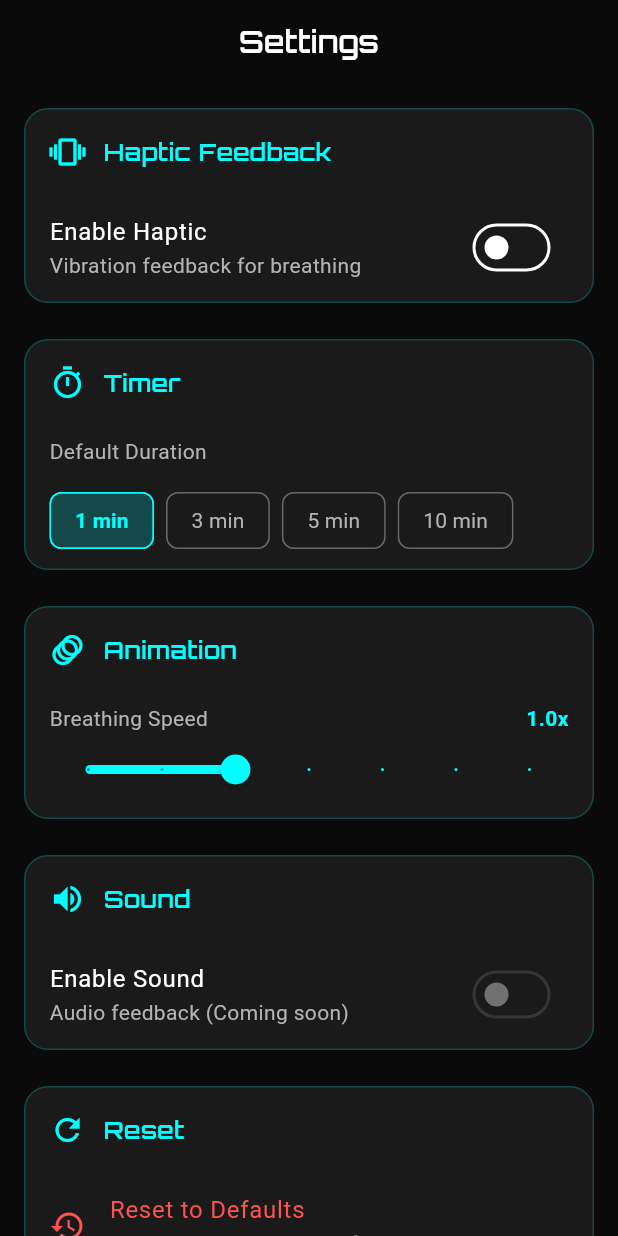
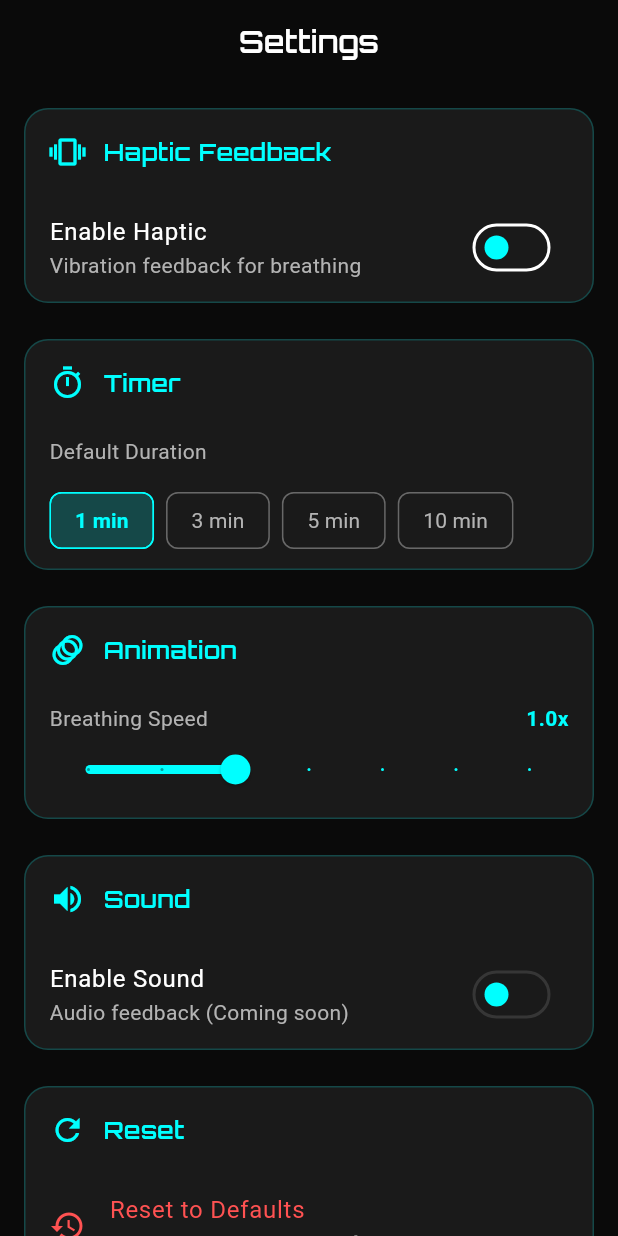
Before and after one commit to leoin2012/resonate, a Flutter app: the SettingsScreen screen opened by its route, after a tap on "Enable Haptic", on a phone screen of 412 x 824 dp. Run offline on Flutter 3.47's test engine with Material 3 defaults, Android fonts, the phone set to English and light mode, and no system bars; our stand-ins replace flutter_riverpod, go_router, google_fonts, shared_preferences; missing offline and left inert: haptic_feedback; accounts and stored records are empty.

Commit message:
调通ios模拟器

```diff
--- a/lib/src/core/theme/app_theme.dart
+++ b/lib/src/core/theme/app_theme.dart
@@ -99,7 +99,7 @@ class AppTheme {
       ),
 
       // Card theme
-      cardTheme: CardThemeData(
+      cardTheme: CardTheme(
         color: AppColors.surface,
         elevation: 0,
         shape: RoundedRectangleBorder(
--- a/lib/src/features/home/presentation/breathing_circle_painter.dart
+++ b/lib/src/features/home/presentation/breathing_circle_painter.dart
@@ -38,7 +38,7 @@ class BreathingCirclePainter extends CustomPainter {
       canvas,
       center,
       currentRadius * 1.2,
-      color.withValues(alpha: opacityValue * 0.3),
+      color.withOpacity( opacityValue * 0.3),
     );
 
     // Draw middle glow layer
@@ -46,7 +46,7 @@ class BreathingCirclePainter extends CustomPainter {
       canvas,
       center,
       currentRadius * 1.1,
-      color.withValues(alpha: opacityValue * 0.5),
+      color.withOpacity( opacityValue * 0.5),
     );
 
     // Draw main circle
@@ -54,7 +54,7 @@ class BreathingCirclePainter extends CustomPainter {
       canvas,
       center,
       currentRadius,
-      color.withValues(alpha: opacityValue),
+      color.withOpacity( opacityValue),
     );
 
     // Draw inner highlight
@@ -62,7 +62,7 @@ class BreathingCirclePainter extends CustomPainter {
       canvas,
       center,
       currentRadius * 0.9,
-      color.withValues(alpha: opacityValue * 0.8),
+      color.withOpacity( opacityValue * 0.8),
     );
   }
 
--- a/lib/src/features/home/presentation/home_screen.dart
+++ b/lib/src/features/home/presentation/home_screen.dart
@@ -41,7 +41,7 @@ class HomeScreen extends StatelessWidget {
                   ),
                   style: IconButton.styleFrom(
                     foregroundColor: AppColors.textPrimary,
-                    backgroundColor: AppColors.surface.withValues(alpha: 0.5),
+                    backgroundColor: AppColors.surface.withOpacity(0.5),
                   ),
                 ),
                 const SizedBox(width: 8),
@@ -56,7 +56,7 @@ class HomeScreen extends StatelessWidget {
                   ),
                   style: IconButton.styleFrom(
                     foregroundColor: AppColors.textPrimary,
-                    backgroundColor: AppColors.surface.withValues(alpha: 0.5),
+                    backgroundColor: AppColors.surface.withOpacity(0.5),
                   ),
                 ),
               ],
--- a/lib/src/features/settings/presentation/settings_screen.dart
+++ b/lib/src/features/settings/presentation/settings_screen.dart
@@ -63,8 +63,8 @@ class _SettingsScreenState extends ConsumerState<SettingsScreen> {
                   await _hapticManager.eventTap();
                   settingsNotifier.toggleHaptic();
                 },
-                activeTrackColor: AppColors.primary.withValues(alpha: 0.5),
-                activeThumbColor: AppColors.primary,
+                activeTrackColor: AppColors.primary.withOpacity( 0.5),
+                thumbColor: WidgetStateProperty.all(AppColors.primary),
               ),
               if (settings.hapticEnabled) ...[
                 const Divider(),
@@ -251,8 +251,8 @@ class _SettingsScreenState extends ConsumerState<SettingsScreen> {
                 ),
                 value: settings.soundEnabled,
                 onChanged: null, // Disabled for now
-                activeTrackColor: AppColors.primary.withValues(alpha: 0.5),
-                activeThumbColor: AppColors.primary,
+                activeTrackColor: AppColors.primary.withOpacity( 0.5),
+                thumbColor: WidgetStateProperty.all(AppColors.primary),
               ),
             ],
           ),
@@ -375,7 +375,7 @@ class _SettingsScreenState extends ConsumerState<SettingsScreen> {
         color: AppColors.surface,
         borderRadius: BorderRadius.circular(16),
         border: Border.all(
-          color: AppColors.primary.withValues(alpha: 0.2),
+          color: AppColors.primary.withOpacity( 0.2),
           width: 1,
         ),
       ),
@@ -419,7 +419,7 @@ class _SettingsScreenState extends ConsumerState<SettingsScreen> {
       label: Text(label),
       onPressed: onTap,
       backgroundColor: selected
-          ? AppColors.primary.withValues(alpha: 0.2)
+          ? AppColors.primary.withOpacity( 0.2)
           : AppColors.surface,
       labelStyle: GoogleFonts.roboto(
         fontSize: 14,
@@ -427,7 +427,7 @@ class _SettingsScreenState extends ConsumerState<SettingsScreen> {
         fontWeight: selected ? FontWeight.w600 : FontWeight.normal,
       ),
       side: BorderSide(
-        color: selected ? AppColors.primary : AppColors.textSecondary.withValues(alpha: 0.3),
+        color: selected ? AppColors.primary : AppColors.textSecondary.withOpacity( 0.3),
         width: 1,
       ),
       shape: RoundedRectangleBorder(
```
Also changed, not shown: lib/src/features/history/presentation/history_screen.dart (+4 -4 lines), lib/src/features/home/presentation/timer_control_widget.dart (+4 -4 lines), pubspec.lock, 6 other files.
